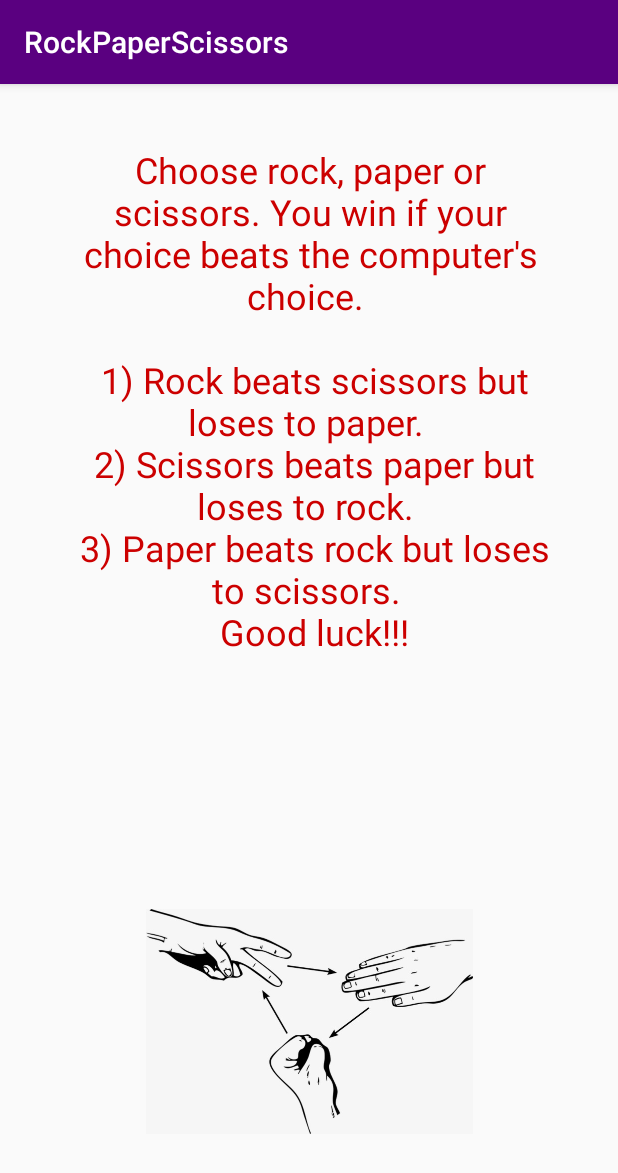
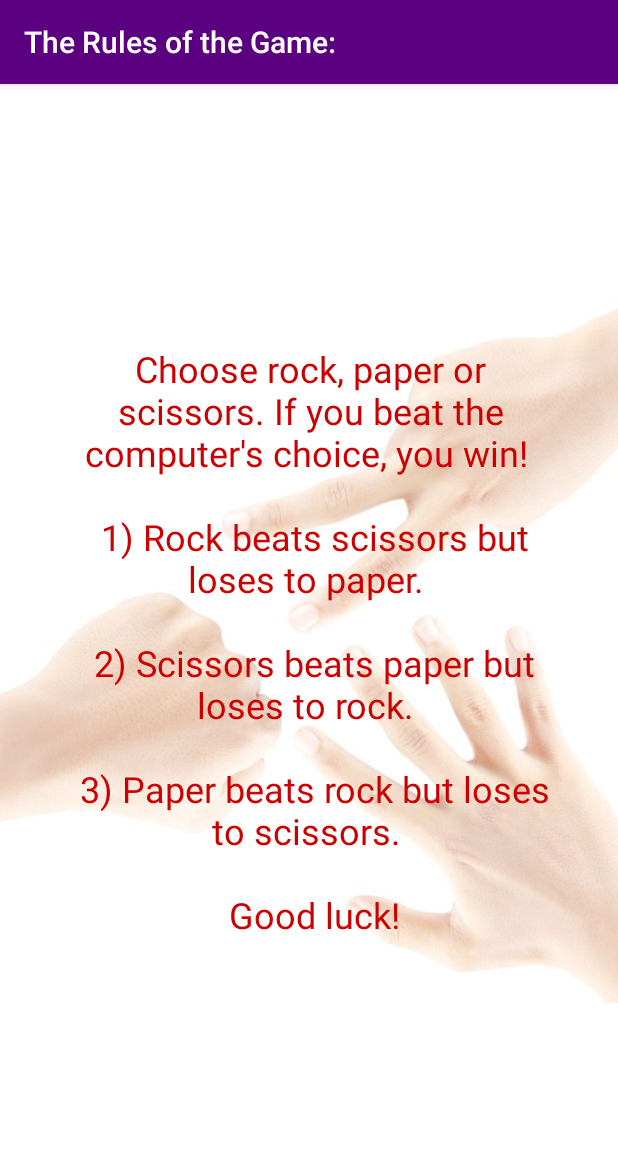
Before and after one commit to markywildtype/rock_paper_scissors_lab_w8d3, an Android app: the RulesActivity screen opened directly, with no data from a screen before it, on a phone screen of 412 x 824 dp. Shown: the top 1173 px of the screen. Run offline under Robolectric (Android 15) with nearby library versions, the phone set to English and light mode, and no system bars.

Commit message:
further styling and tweaks

```diff
--- a/app/src/main/AndroidManifest.xml
+++ b/app/src/main/AndroidManifest.xml
@@ -17,7 +17,8 @@
             </intent-filter>
         </activity>
         <activity
-            android:name=".RulesActivity">
+            android:name=".RulesActivity"
+            android:label="@string/rules_header">
             <!--android:parentActivityName=".RockPaperScissorsActivity"-->
 
         </activity>
--- a/app/src/main/res/layout/activity_rules.xml
+++ b/app/src/main/res/layout/activity_rules.xml
@@ -4,32 +4,32 @@
     xmlns:tools="http://schemas.android.com/tools"
     android:layout_width="match_parent"
     android:layout_height="match_parent"
+    android:background="@color/white"
     tools:context="example.codeclan.com.rockpaperscissors.RulesActivity">
 
     <TextView
         android:id="@+id/textView"
         android:layout_width="325dp"
-        android:layout_height="411dp"
+        android:layout_height="422dp"
         android:layout_marginBottom="8dp"
         android:layout_marginEnd="8dp"
         android:layout_marginStart="8dp"
         android:layout_marginTop="8dp"
+        android:elevation="4dp"
         android:text="@string/rules_text"
         android:textAlignment="center"
         android:textColor="@android:color/holo_red_dark"
         android:textSize="24sp"
-        android:elevation="4dp"
         app:layout_constraintBottom_toBottomOf="parent"
         app:layout_constraintEnd_toEndOf="parent"
         app:layout_constraintHorizontal_bias="0.511"
         app:layout_constraintStart_toStartOf="parent"
-        app:layout_constraintTop_toTopOf="parent"
-        app:layout_constraintVertical_bias="0.095" />
+        app:layout_constraintTop_toTopOf="parent" />
 
     <ImageView
         android:id="@+id/imageView"
-        android:layout_width="218dp"
-        android:layout_height="191dp"
+        android:layout_width="471dp"
+        android:layout_height="646dp"
         android:layout_marginBottom="8dp"
         android:layout_marginEnd="8dp"
         android:layout_marginStart="8dp"
@@ -37,8 +37,9 @@
         android:elevation="2dp"
         app:layout_constraintBottom_toBottomOf="parent"
         app:layout_constraintEnd_toEndOf="parent"
+        app:layout_constraintHorizontal_bias="0.291"
         app:layout_constraintStart_toStartOf="parent"
         app:layout_constraintTop_toTopOf="parent"
-        app:layout_constraintVertical_bias="0.93"
+        app:layout_constraintVertical_bias="0.437"
         app:srcCompat="@drawable/rock_paper_scissors" />
 </android.support.constraint.ConstraintLayout>
--- a/app/src/main/res/values/colors.xml
+++ b/app/src/main/res/values/colors.xml
@@ -1,6 +1,7 @@
 <?xml version="1.0" encoding="utf-8"?>
 <resources>
     <color name="colorPrimary">#5a0080</color>
-    <color name="colorPrimaryDark">#007b23</color>
+    <color name="colorPrimaryDark">#00047b</color>
     <color name="colorAccent">#FF4081</color>
+    <color name="white">#FFFFFF</color>
 </resources>
--- a/app/src/main/res/values/strings.xml
+++ b/app/src/main/res/values/strings.xml
@@ -5,10 +5,11 @@
     <string name="paper_button">Paper!</string>
     <string name="scissors_button">Scissors!</string>
     <string name="rules_button">Rules</string>
-    <string name="rules_text">Choose rock, paper or scissors. You win if your choice
-                              beats the computer\'s choice. \n \n 1) Rock beats scissors but loses to
-                            paper. \n 2) Scissors beats paper but loses to rock. \n 3) Paper beats
-                              rock but loses to scissors. \n Good luck!!!
+    <string name="rules_header">The Rules of the Game:</string>
+    <string name="rules_text">Choose rock, paper or scissors. If you
+                              beat the computer\'s choice, you win! \n \n 1) Rock beats scissors but loses to
+                            paper. \n \n 2) Scissors beats paper but loses to rock. \n \n 3) Paper beats
+                              rock but loses to scissors. \n \n Good luck!
 
     </string>
     <string name="player_score">Player: </string>
```
Also changed, not shown: app/src/main/res/layout/activity_rock_paper_scissors.xml (+4 -3 lines), app/src/main/res/drawable/rock_paper_scissors.jpg.
